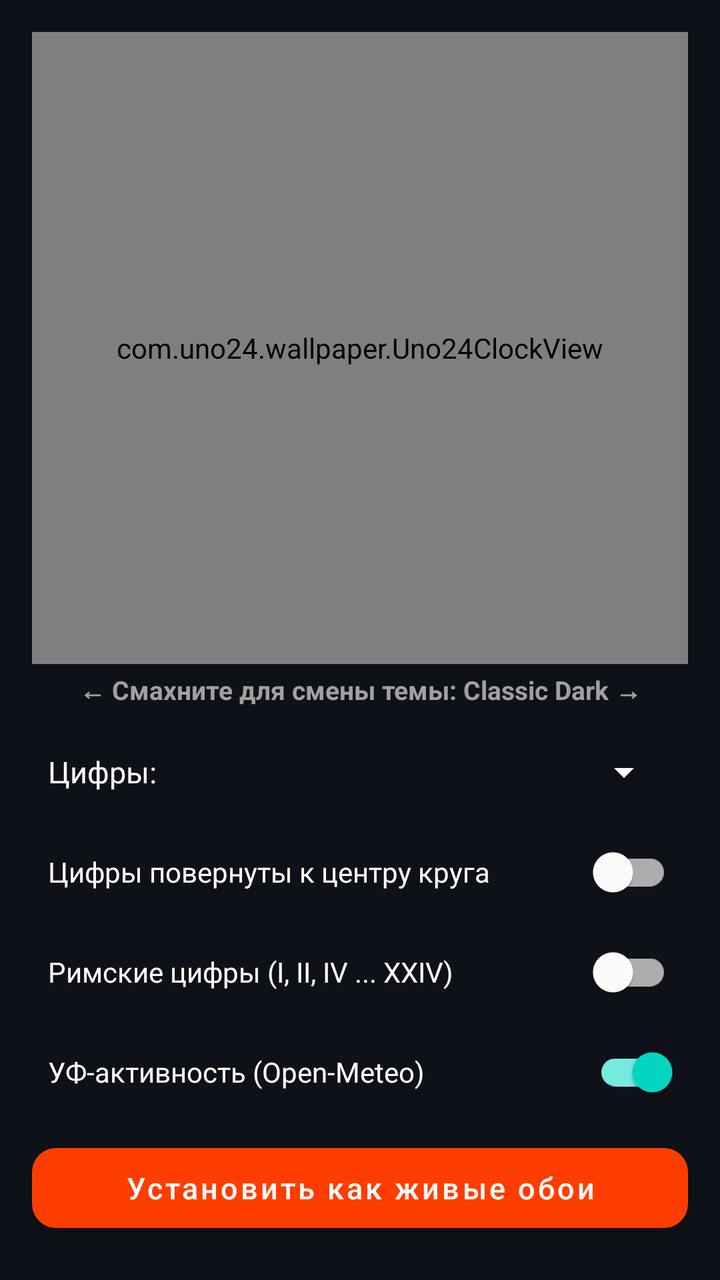
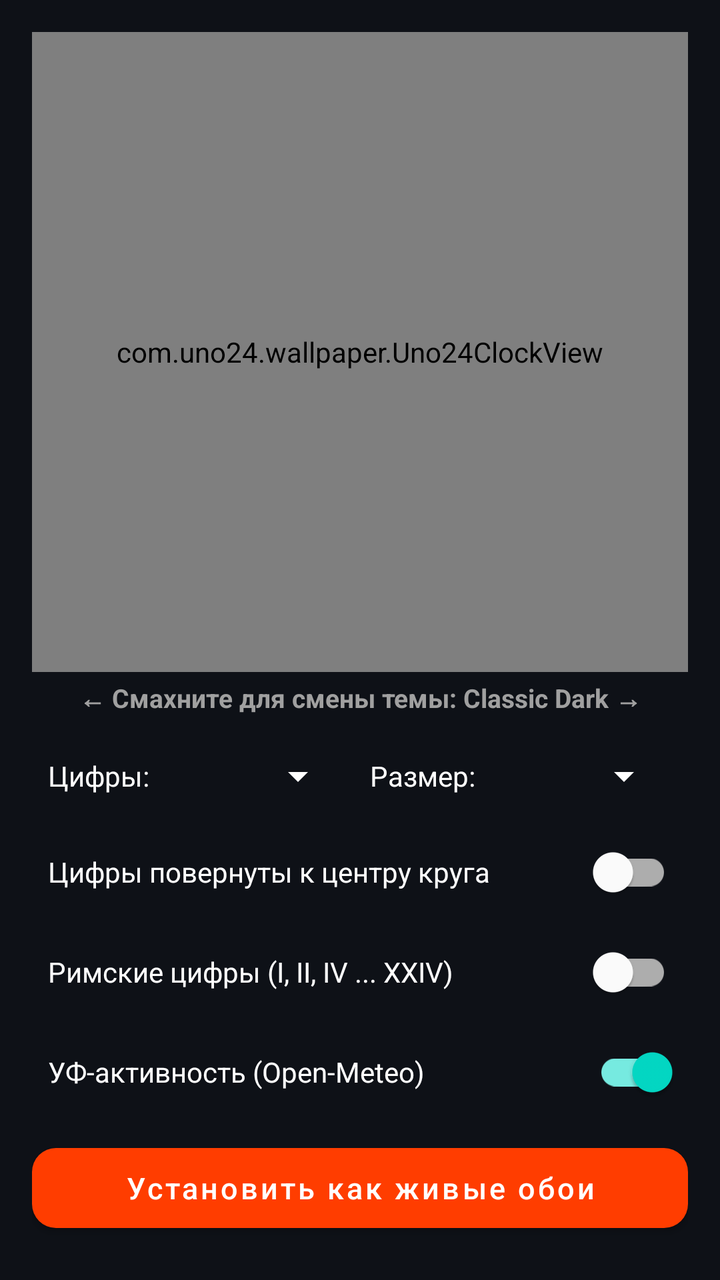

Two renders of the same Android screen: before a commit and after it. Below are the layout's source before the change and the commit's diff.
<!-- AndroidManifest.xml: activity theme Theme.Uno24 -->
<!-- res/layout/activity_main.xml -->
<?xml version="1.0" encoding="utf-8"?>
<LinearLayout xmlns:android="http://schemas.android.com/apk/res/android"
    xmlns:app="http://schemas.android.com/apk/res-auto"
    android:id="@+id/mainRootLayout"
    android:layout_width="match_parent"
    android:layout_height="match_parent"
    android:background="#0E1117"
    android:gravity="center_horizontal"
    android:orientation="vertical"
    android:padding="16dp">

    
    <com.uno24.wallpaper.Uno24ClockView
        android:id="@+id/clockView"
        android:layout_width="match_parent"
        android:layout_height="0dp"
        android:layout_weight="1" />

    
    <TextView
        android:id="@+id/tvThemeTitle"
        android:layout_width="wrap_content"
        android:layout_height="wrap_content"
        android:layout_marginTop="4dp"
        android:gravity="center"
        android:text="← Смахните для смены темы: Classic Dark →"
        android:textColor="#A0A0A0"
        android:textSize="13sp"
        android:textStyle="bold" />

    
    <LinearLayout
        android:layout_width="match_parent"
        android:layout_height="wrap_content"
        android:layout_marginTop="8dp"
        android:gravity="center_vertical"
        android:orientation="horizontal"
        android:paddingStart="8dp"
        android:paddingEnd="8dp">

        <TextView
            android:layout_width="wrap_content"
            android:layout_height="wrap_content"
            android:text="Цифры:"
            android:textColor="#FFFFFF"
            android:textSize="15sp" />

        <Spinner
            android:id="@+id/spinnerDisplayMode"
            android:layout_width="0dp"
            android:layout_height="48dp"
            android:layout_weight="1"
            android:layout_marginStart="12dp"
            android:backgroundTint="#FFFFFF" />
    </LinearLayout>

    
    <com.google.android.material.switchmaterial.SwitchMaterial
        android:id="@+id/switchRadialOrientation"
        android:layout_width="match_parent"
        android:layout_height="wrap_content"
        android:layout_marginTop="2dp"
        android:checked="false"
        android:paddingStart="8dp"
        android:paddingEnd="8dp"
        android:text="Цифры повернуты к центру круга"
        android:textColor="#FFFFFF"
        android:textSize="14sp" />

    
    <com.google.android.material.switchmaterial.SwitchMaterial
        android:id="@+id/switchRomanNumerals"
        android:layout_width="match_parent"
        android:layout_height="wrap_content"
        android:layout_marginTop="2dp"
        android:checked="false"
        android:paddingStart="8dp"
        android:paddingEnd="8dp"
        android:text="Римские цифры (I, II, IV ... XXIV)"
        android:textColor="#FFFFFF"
        android:textSize="14sp" />

    
    <com.google.android.material.switchmaterial.SwitchMaterial
        android:id="@+id/switchUvArc"
        android:layout_width="match_parent"
        android:layout_height="wrap_content"
        android:layout_marginTop="2dp"
        android:layout_marginBottom="8dp"
        android:checked="true"
        android:paddingStart="8dp"
        android:paddingEnd="8dp"
        android:text="УФ-активность (Open-Meteo)"
        android:textColor="#FFFFFF"
        android:textSize="14sp" />

    
    <com.google.android.material.button.MaterialButton
        android:id="@+id/btnSetWallpaper"
        android:layout_width="match_parent"
        android:layout_height="52dp"
        android:layout_marginBottom="4dp"
        android:text="Установить как живые обои"
        android:textAllCaps="false"
        android:textSize="15sp"
        app:cornerRadius="12dp" />

</LinearLayout>
<!-- resources referenced by this layout -->
<resources>
  <style name="Theme.Uno24" parent="Theme.MaterialComponents.DayNight.NoActionBar">
          <item name="colorPrimary">#FF3D00</item>
          <item name="colorPrimaryVariant">#D83000</item>
          <item name="colorOnPrimary">#FFFFFF</item>
          <item name="android:statusBarColor">#0E1117</item>
          <item name="android:navigationBarColor">#0E1117</item>
      </style>
</resources>

<!-- the commit's change to res/layout/activity_main.xml (unified diff, before → after) -->
@@ -43,14 +43,30 @@
             android:layout_height="wrap_content"
             android:text="Цифры:"
             android:textColor="#FFFFFF"
-            android:textSize="15sp" />
+            android:textSize="14sp" />
 
         <Spinner
             android:id="@+id/spinnerDisplayMode"
             android:layout_width="0dp"
-            android:layout_height="48dp"
+            android:layout_height="44dp"
             android:layout_weight="1"
+            android:layout_marginStart="8dp"
+            android:backgroundTint="#FFFFFF" />
+
+        <TextView
+            android:layout_width="wrap_content"
+            android:layout_height="wrap_content"
             android:layout_marginStart="12dp"
+            android:text="Размер:"
+            android:textColor="#FFFFFF"
+            android:textSize="14sp" />
+
+        <Spinner
+            android:id="@+id/spinnerNumeralSize"
+            android:layout_width="0dp"
+            android:layout_height="44dp"
+            android:layout_weight="1"
+            android:layout_marginStart="8dp"
             android:backgroundTint="#FFFFFF" />
     </LinearLayout>
 
